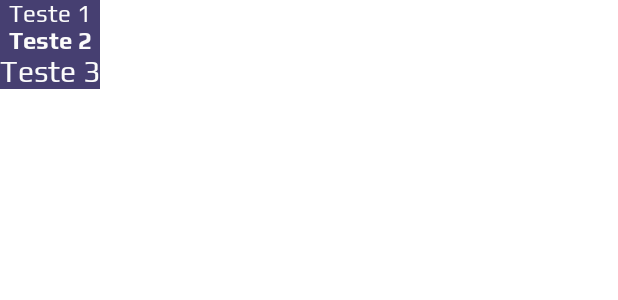
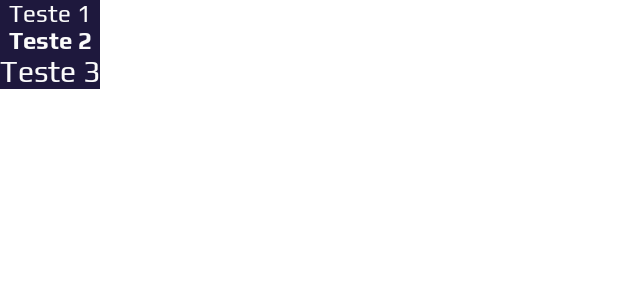
Before and after one commit to piriurna/FreeGamesTracker, an Android app built with Jetpack Compose: the @Preview function FGTextPreview, on a phone screen of 412 x 824 dp. Shown: the top 300 px of the screen. Run offline under Robolectric (Android 15) with nearby library versions, the phone set to English and light mode, and no system bars.

Commit message:
preview color fix

```diff
--- a/app/src/main/java/com/piriurna/freegamestracker/ui/composables/preview/GTThemedPreviewBox.kt
+++ b/app/src/main/java/com/piriurna/freegamestracker/ui/composables/preview/GTThemedPreviewBox.kt
@@ -1,6 +1,5 @@
 package com.piriurna.freegamestracker.ui.composables.preview
 
-import androidx.compose.foundation.background
 import androidx.compose.foundation.layout.Box
 import androidx.compose.foundation.layout.BoxScope
 import androidx.compose.material.MaterialTheme
@@ -19,7 +18,7 @@ fun GTThemedPreviewBox(
 ) {
     FreeGamesTrackerTheme {
         Surface(
-            modifier = Modifier.background(MaterialTheme.colors.background)
+            color = MaterialTheme.colors.background
         ) {
             Box(
                 modifier = modifier,
--- a/app/src/main/java/com/piriurna/freegamestracker/ui/composables/preview/GTThemedPreviewColumn.kt
+++ b/app/src/main/java/com/piriurna/freegamestracker/ui/composables/preview/GTThemedPreviewColumn.kt
@@ -1,6 +1,5 @@
 package com.piriurna.freegamestracker.ui.composables.preview
 
-import androidx.compose.foundation.background
 import androidx.compose.foundation.layout.Arrangement
 import androidx.compose.foundation.layout.Column
 import androidx.compose.foundation.layout.ColumnScope
@@ -20,7 +19,7 @@ fun GTThemedPreviewColumn(
 ) {
     FreeGamesTrackerTheme {
         Surface(
-            modifier = Modifier.background(MaterialTheme.colors.background)
+            color = MaterialTheme.colors.background
         ) {
             Column(
                 modifier = modifier,
--- a/app/src/main/java/com/piriurna/freegamestracker/ui/composables/preview/GTThemedPreviewRow.kt
+++ b/app/src/main/java/com/piriurna/freegamestracker/ui/composables/preview/GTThemedPreviewRow.kt
@@ -1,6 +1,5 @@
 package com.piriurna.freegamestracker.ui.composables.preview
 
-import androidx.compose.foundation.background
 import androidx.compose.foundation.layout.Arrangement
 import androidx.compose.foundation.layout.Row
 import androidx.compose.foundation.layout.RowScope
@@ -20,7 +19,7 @@ fun GTThemedPreviewRow(
 ) {
     FreeGamesTrackerTheme {
         Surface(
-            modifier = Modifier.background(MaterialTheme.colors.background)
+            color = MaterialTheme.colors.background
         ) {
             Row(
                 modifier = modifier,
```
